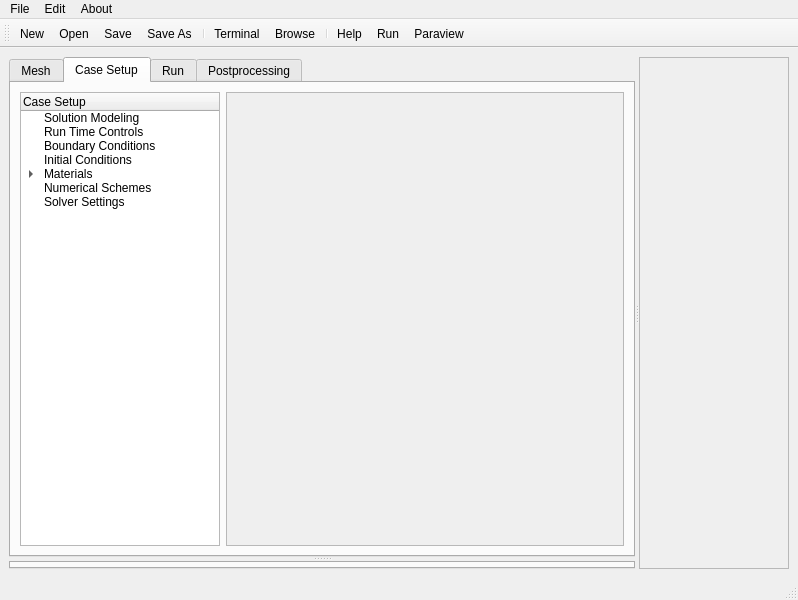
Above: petroFoam.ui from Eng-RSMY/petroFoam before the change. Below: the same form after it.
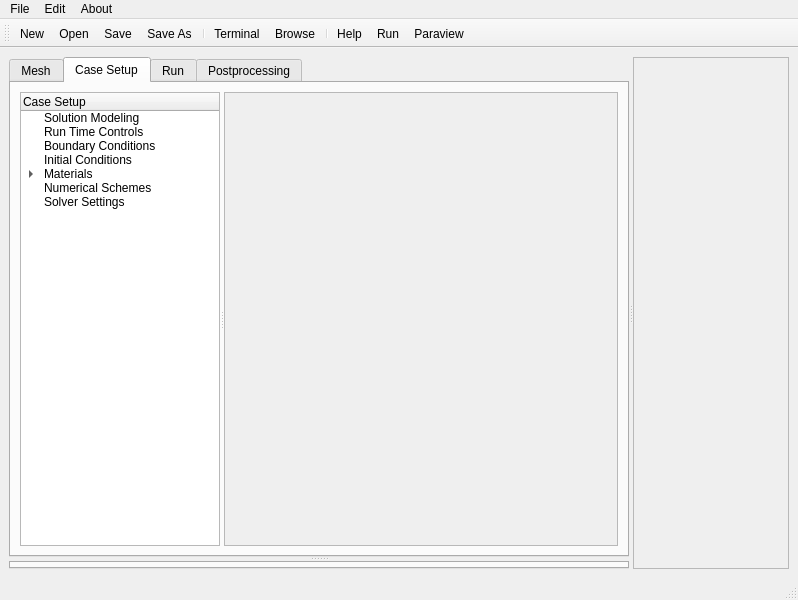
That is the form after the change. The open tabs and pages were chosen to show the change. Icons and pictures are not drawn.

```diff
--- a/petroFoam.ui
+++ b/petroFoam.ui
@@ -54,8 +54,12 @@
             <attribute name="title">
              <string>Case Setup</string>
             </attribute>
-            <layout class="QGridLayout" name="gridLayout_3">
+            <layout class="QGridLayout" name="gridLayout">
              <item row="0" column="0">
+              <widget class="QSplitter" name="splitter_3">
+               <property name="orientation">
+                <enum>Qt::Horizontal</enum>
+               </property>
               <widget class="QTreeWidget" name="treeWidget">
                <property name="maximumSize">
                 <size>
@@ -137,8 +141,6 @@
                 </property>
                </item>
               </widget>
-             </item>
-             <item row="0" column="1">
               <widget class="QScrollArea" name="scrollArea_case_setup">
                <property name="widgetResizable">
                 <bool>true</bool>
@@ -152,6 +154,7 @@
                   <height>387</height>
                  </rect>
                 </property>
+                </widget>
                </widget>
               </widget>
              </item>
```
Lines whose indentation alone changed are shown as unchanged.
